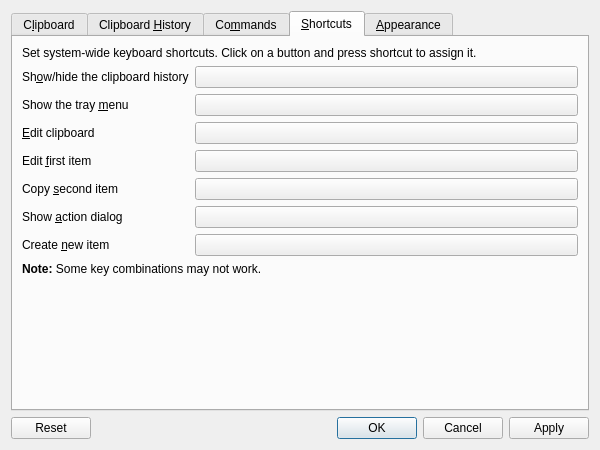
Qt form src/ui/configurationmanager.ui (hluk/CopyQ) before a commit.
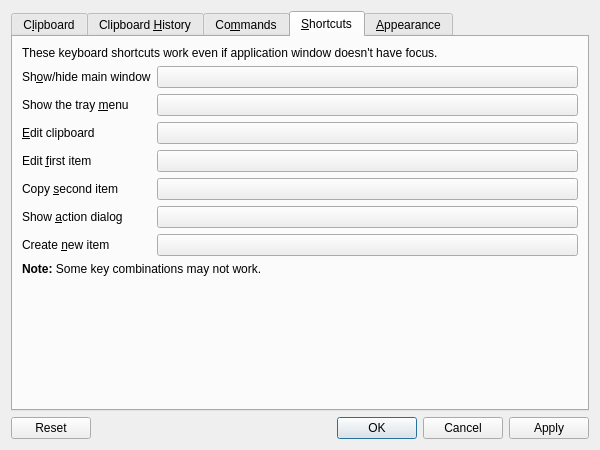
The same form after that commit. The open tabs and pages were chosen to show the change. Icons and pictures are not drawn. Custom widgets are drawn as their Qt base class.

The edit to the form file:
```diff
--- a/src/ui/configurationmanager.ui
+++ b/src/ui/configurationmanager.ui
@@ -553,7 +553,7 @@
          <item row="0" column="0">
           <widget class="QLabel" name="label_18">
            <property name="text">
-            <string>&lt;html&gt;&lt;head/&gt;&lt;body&gt;Set system-wide keyboard shortcuts. Click on a button and press shortcut to assign it.&lt;/body&gt;&lt;/html&gt;</string>
+            <string>&lt;html&gt;&lt;head/&gt;&lt;body&gt;These keyboard shortcuts work even if application window doesn't have focus.&lt;/body&gt;&lt;/html&gt;</string>
            </property>
            <property name="wordWrap">
             <bool>true</bool>
@@ -568,7 +568,7 @@
            <item row="0" column="0">
             <widget class="QLabel" name="label">
              <property name="text">
-              <string>Sh&amp;ow/hide the clipboard history</string>
+              <string>Sh&amp;ow/hide main window</string>
              </property>
              <property name="buddy">
               <cstring>pushButton</cstring>
```
Left out of the diff: 48 changed lines with no effect on the pictures.
